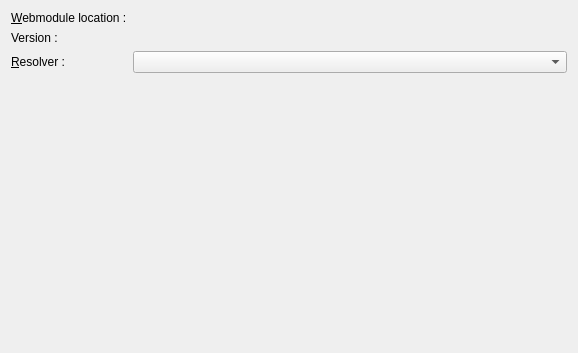
This is plugins/generix/projectproperty/wizard/newgenerixinformationpage.ui in phoenix741/xinx as Qt 5 draws it before an edit. The edited form follows.
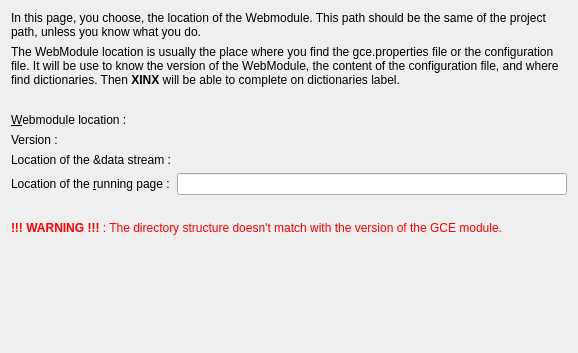
This is the edited form. Custom widgets are drawn as their Qt base class.

Diff of the .ui file:
```diff
--- a/plugins/generix/projectproperty/wizard/newgenerixinformationpage.ui
+++ b/plugins/generix/projectproperty/wizard/newgenerixinformationpage.ui
@@ -17,9 +17,50 @@
    <string>Define informations used by the Generix module of XINX</string>
   </property>
   <property name="subTitle">
-   <string>In this page, youcan define the webmodule location (by default the project path). With this webmodule location, the Generix module can determine, the version, and the resolver to use.</string>
+   <string>In this page, you can define the webmodule location (by default the project path). With this webmodule location, the Generix module can determine, the version and the default parameters to use.</string>
   </property>
+  <layout class="QVBoxLayout" name="verticalLayout">
+   <item>
+    <widget class="QLabel" name="label_2">
+     <property name="text">
+      <string>In this page, you choose, the location of the Webmodule. This path should be the same of the project path, unless you know what you do.</string>
+     </property>
+     <property name="wordWrap">
+      <bool>true</bool>
+     </property>
+    </widget>
+   </item>
+   <item>
+    <widget class="QLabel" name="label_3">
+     <property name="text">
+      <string>The WebModule location is usually the place where you find the gce.properties file or the configuration file. It will be use to know the version of the WebModule, the content of the configuration file, and where find dictionaries. Then &lt;b&gt;XINX&lt;/b&gt; will be able to complete on dictionaries label.</string>
+     </property>
+     <property name="wordWrap">
+      <bool>true</bool>
+     </property>
+    </widget>
+   </item>
+   <item>
+    <spacer name="verticalSpacer_2">
+     <property name="orientation">
+      <enum>Qt::Vertical</enum>
+     </property>
+     <property name="sizeType">
+      <enum>QSizePolicy::Fixed</enum>
+     </property>
+     <property name="sizeHint" stdset="0">
+      <size>
+       <width>20</width>
+       <height>20</height>
+      </size>
+     </property>
+    </spacer>
+   </item>
+   <item>
   <layout class="QFormLayout" name="formLayout">
+     <property name="fieldGrowthPolicy">
+      <enum>QFormLayout::AllNonFixedFieldsGrow</enum>
+     </property>
    <item row="0" column="0">
     <widget class="QLabel" name="label">
      <property name="sizePolicy">
@@ -58,17 +99,68 @@
     </widget>
    </item>
    <item row="2" column="0">
-    <widget class="QLabel" name="label_2">
+      <widget class="QLabel" name="labelDataStream">
      <property name="text">
-      <string>&amp;Resolver :</string>
-     </property>
-     <property name="buddy">
-      <cstring>m_resolverList</cstring>
+        <string>Location of the &amp;data stream :</string>
      </property>
     </widget>
    </item>
    <item row="2" column="1">
-    <widget class="QComboBox" name="m_resolverList"/>
+      <widget class="DirectoryEditWidget" name="m_dataStreamEdit" native="true"/>
+     </item>
+     <item row="3" column="1">
+      <widget class="QLineEdit" name="m_urlLocationEdit"/>
+     </item>
+     <item row="3" column="0">
+      <widget class="QLabel" name="label_4">
+       <property name="text">
+        <string>Location of the &amp;running page :</string>
+       </property>
+       <property name="buddy">
+        <cstring>m_urlLocationEdit</cstring>
+       </property>
+      </widget>
+     </item>
+    </layout>
+   </item>
+   <item>
+    <spacer name="verticalSpacer_3">
+     <property name="orientation">
+      <enum>Qt::Vertical</enum>
+     </property>
+     <property name="sizeType">
+      <enum>QSizePolicy::Fixed</enum>
+     </property>
+     <property name="sizeHint" stdset="0">
+      <size>
+       <width>20</width>
+       <height>20</height>
+      </size>
+     </property>
+    </spacer>
+   </item>
+   <item>
+    <widget class="QLabel" name="m_messageLabel">
+     <property name="text">
+      <string>&lt;p style=&quot;color: red&quot;&gt;&lt;b&gt;!!! WARNING !!!&lt;/b&gt; : The directory structure doesn't match with the version of the GCE module.&lt;/p&gt;</string>
+     </property>
+     <property name="wordWrap">
+      <bool>true</bool>
+     </property>
+    </widget>
+   </item>
+   <item>
+    <spacer name="verticalSpacer">
+     <property name="orientation">
+      <enum>Qt::Vertical</enum>
+     </property>
+     <property name="sizeHint" stdset="0">
+      <size>
+       <width>20</width>
+       <height>170</height>
+      </size>
+     </property>
+    </spacer>
    </item>
   </layout>
  </widget>
```
Left out of the diff: 3 changed lines with no effect on the pictures. Lines whose indentation alone changed are shown as unchanged.
